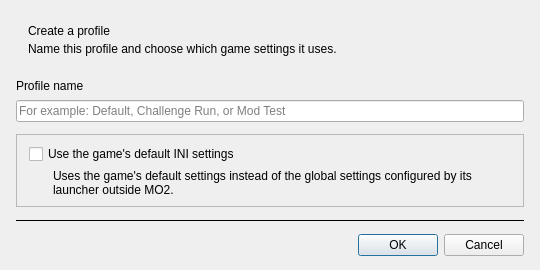
Above: source/modorganizer/src/profileinputdialog.ui from ArialSenki/MO2-Revamped before the change. Below: the same form after it.
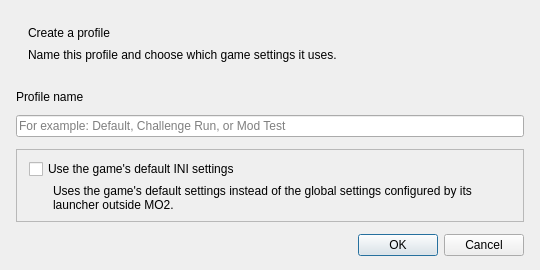
That is the form after the change.

```diff
--- a/source/modorganizer/src/profileinputdialog.ui
+++ b/source/modorganizer/src/profileinputdialog.ui
@@ -150,16 +150,6 @@
      </layout>
     </widget>
    </item>
-   <item>
-    <widget class="QFrame" name="profileInputDivider">
-     <property name="frameShape">
-      <enum>QFrame::HLine</enum>
-     </property>
-     <property name="frameShadow">
-      <enum>QFrame::Plain</enum>
-     </property>
-    </widget>
-   </item>
    <item>
     <widget class="QDialogButtonBox" name="buttonBox">
      <property name="orientation">
```
